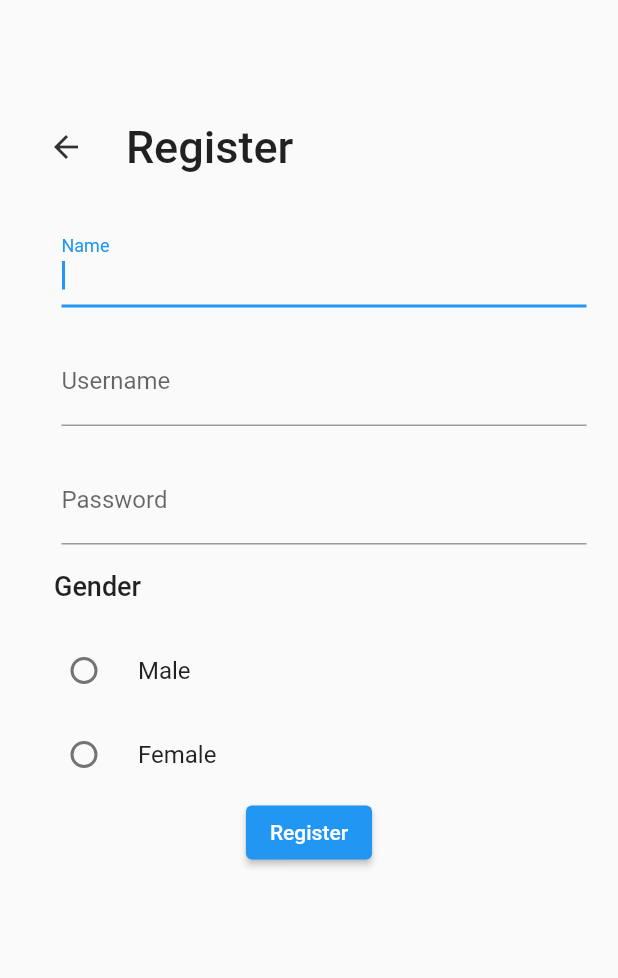
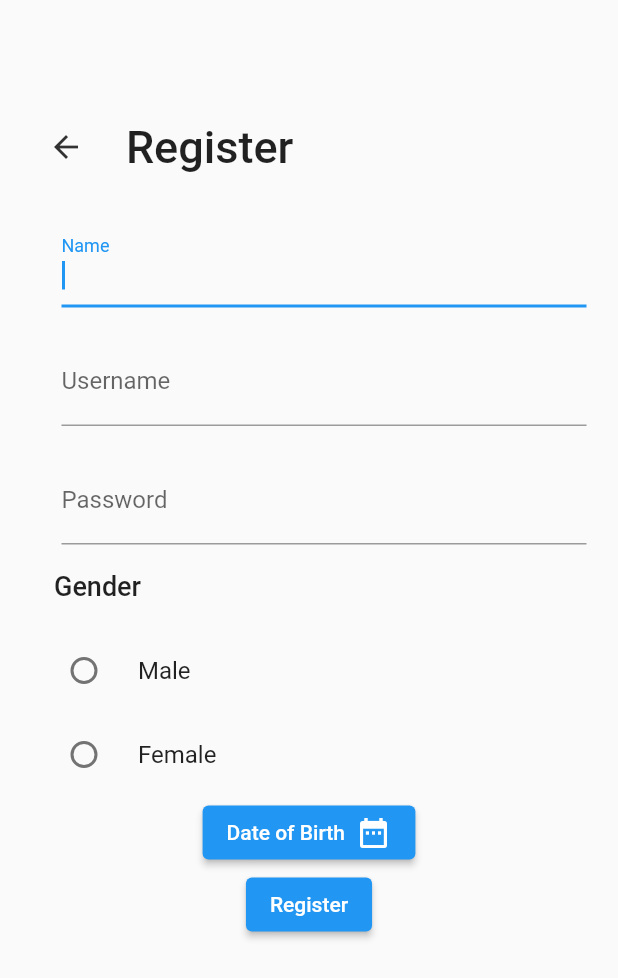
Before and after one commit to siwakasen/tubes_pbp, a Flutter app: the screen it shows after launch, on a phone screen of 412 x 824 dp. Shown: the top 978 px of the screen. Run offline on Flutter 3.47's test engine with Material 2 defaults, Android fonts, the phone set to English and light mode, and no system bars.

Commit message:
update calendar

```diff
--- a/lib/register.dart
+++ b/lib/register.dart
@@ -15,6 +15,7 @@
 
 class _RegisterViewState extends State<RegisterView> {
   final _formKey = GlobalKey<FormState>();
+  DateTime date = DateTime.now();
   String? gender;
   TextEditingController usernameController = TextEditingController();
   TextEditingController emailController = TextEditingController();
@@ -108,6 +109,24 @@
                       ],
                     ),
                     ElevatedButton(
+                      child: Row(
+                        mainAxisSize: MainAxisSize.min,
+                        children: const [
+                          Text('Date of Birth  '),
+                          Icon(Icons.date_range)
+                        ],
+                      ),
+                      onPressed: () async {
+                        DateTime? newDate = await showDatePicker(
+                            context: context,
+                            initialDate: date,
+                            firstDate: DateTime(1900),
+                            lastDate: DateTime.now());
+                        if (newDate == null) return;
+                        setState(() => date = newDate);
+                      },
+                    ),
+                    ElevatedButton(
                         onPressed: () {
                           if (_formKey.currentState!.validate()) {
                             Map<String, dynamic> formData = {};
```
